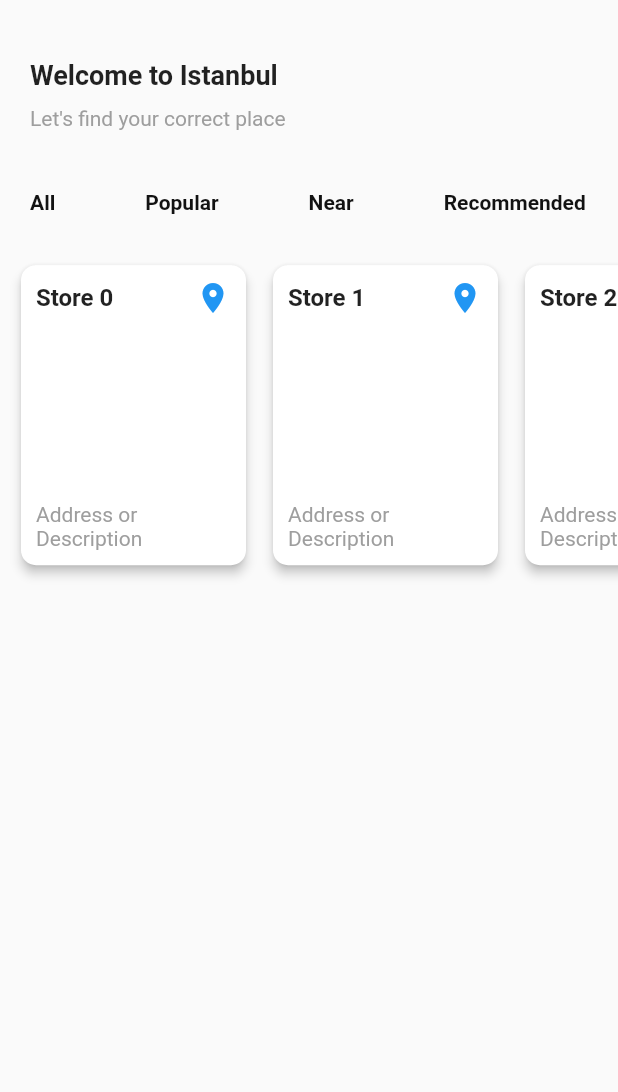
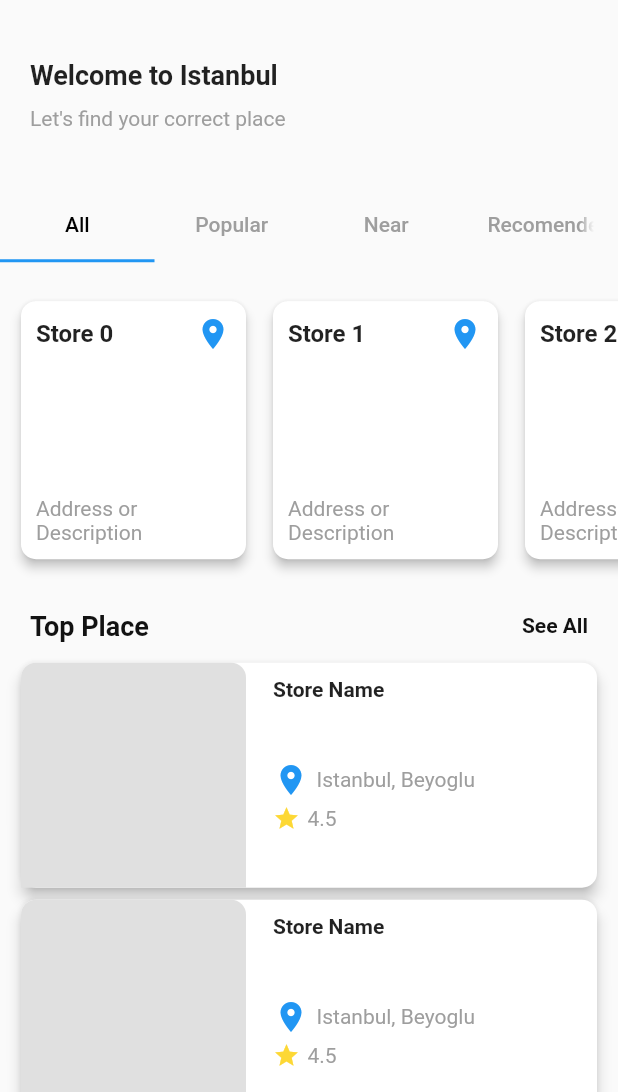
Before and after one commit to erkanrcelik/choosicbox, a Flutter app: the HomeScreen screen opened directly, on a phone screen of 412 x 824 dp, the part 144-1236 px from its top. Run offline on Flutter 3.47's test engine with Material 2 defaults, Android fonts, the phone set to English and light mode, and no system bars; our stand-ins replace animated_notch_bottom_bar, get, introduction_screen; missing offline and left inert: simple_ripple_animation; network calls fail; Roboto replaces fonts that are missing (Poppins).

Commit message:
homeScreen and some updates from bottom_navigation.dart

```diff
--- a/lib/modules/BottomNavigation/bottom_navigation.dart
+++ b/lib/modules/BottomNavigation/bottom_navigation.dart
@@ -32,9 +32,7 @@ class _MyHomePageState extends State<MyHomePage> {
 
   /// widget list
   final List<Widget> bottomBarPages = [
-    const CategoryScreen(),
     HomeScreen(),
-    RestaurantDetailScreen(),
     const CategoryScreen(),
     ProfileScreen(),
   ];
@@ -73,17 +71,6 @@ class _MyHomePageState extends State<MyHomePage> {
             ),
             itemLabel: 'Page 1',
           ),
-          const BottomBarItem(
-            inActiveItem: Icon(
-              Icons.star,
-              color: Colors.blueGrey,
-            ),
-            activeItem: Icon(
-              Icons.star,
-              color: Colors.blueAccent,
-            ),
-            itemLabel: 'Page 2',
-          ),
           BottomBarItem(
             inActiveItem: Icon(
               Icons.search,
@@ -93,18 +80,7 @@ class _MyHomePageState extends State<MyHomePage> {
               Icons.search,
               color: Colors.white,
             ),
-            itemLabel: 'Page 3',
-          ),
-          const BottomBarItem(
-            inActiveItem: Icon(
-              Icons.settings,
-              color: Colors.blueGrey,
-            ),
-            activeItem: Icon(
-              Icons.settings,
-              color: Colors.pink,
-            ),
-            itemLabel: 'Page 4',
+            itemLabel: 'Page 2',
           ),
           const BottomBarItem(
             inActiveItem: Icon(
@@ -115,7 +91,7 @@ class _MyHomePageState extends State<MyHomePage> {
               Icons.person,
               color: Colors.yellow,
             ),
-            itemLabel: 'Page 5',
+            itemLabel: 'Page 3',
           ),
         ],
         onTap: (index) {
--- a/lib/modules/Home/View/home.dart
+++ b/lib/modules/Home/View/home.dart
@@ -20,68 +20,64 @@ class HomeScreen extends StatelessWidget {
             TitleSection(),
             WelcomeSection(),
             SizedBox(height: 20),
-            Row(
+            DefaultTabController(
+              length: 4,
+              child: Column(
+                crossAxisAlignment: CrossAxisAlignment.start,
+                children: [
+                  const TabBar(
+                    tabs: [
+                      Tab(text: "All"),
+                      Tab(text: "Popular"),
+                      Tab(text: "Near"),
+                      Tab(text: "Recomended "),
+                    ],
+                    labelColor: Colors.black, // Aktif sekmenin yazı rengi
+                    unselectedLabelColor: Colors.grey, // Diğer sekmelerin yazı rengi
+                  ),
+                  SizedBox(height: 12),
+                  Container(
+                    height: 200, // İçeriğe uygun yüksekliği ayarlayın
+                    child: TabBarView(
+                      children: [
+                        StoreSection(),
+                        StoreSection(),
+                        StoreSection(),
+                        StoreSection(),
+                      ],
+                    ),
+                  ),
+                ],
+              ),
+            ), //
+            GestureDetector(
+              onTap: () {
+                // Handle "See All" click
+              },
+              child: Row(
                 mainAxisAlignment: MainAxisAlignment.start,
                 children: [
-                InkWell(
-                  onTap: () {
-                    // Handle "All" option click
-                  },
-                  child: Padding(
-                    padding: EdgeInsets.only(left: 20.0,),
+                  Padding(
+                    padding: EdgeInsets.only(left: 20.0, top: 20),
                     child: Text(
-                      "All",
+                      "Top Place",
                       style: TextStyle(
                         color: Color(0xFF121212),
-                        fontSize: 14,
+                        fontSize: 18,
                         fontFamily: 'Poppins',
                         fontWeight: FontWeight.w700,
                       ),
                     ),
                   ),
-                ),
-                InkWell(
+                  Spacer(),
+                  GestureDetector(
                     onTap: () {
-                    // Handle "Popular" option click
+                      // Handle "See All" click
                     },
-                  child: Padding(
-                    padding: EdgeInsets.only(left: 60.0, ),
+                    child: Container(
+                      padding: EdgeInsets.only(right: 20.0, top: 20),
                       child: Text(
-                      "Popular",
-                      style: TextStyle(
-                        color: Color(0xFF121212),
-                        fontSize: 14,
-                        fontFamily: 'Poppins',
-                        fontWeight: FontWeight.w700,
-                      ),
-                    ),
-                  ),
-                ),
-                InkWell(
-                  onTap: () {
-                    // Handle "Near" option click
-                  },
-                  child: Padding(
-                    padding: EdgeInsets.only(left: 60.0, ),
-                    child: Text(
-                      "Near",
-                      style: TextStyle(
-                        color: Color(0xFF121212),
-                        fontSize: 14,
-                        fontFamily: 'Poppins',
-                        fontWeight: FontWeight.w700,
-                      ),
-                    ),
-                  ),
-                ),
-                InkWell(
-                  onTap: () {
-                    // Handle "Recommended" option click
-                  },
-                  child: Padding(
-                    padding: EdgeInsets.only(left: 60.0, ),
-                    child: Text(
-                      "Recommended",
+                        "See All",
                         style: TextStyle(
                           color: Color(0xFF121212),
                           fontSize: 14,
@@ -93,9 +89,8 @@ class HomeScreen extends StatelessWidget {
                   ),
                 ],
               ),
-            SizedBox(height: 20),
-            StoreSection(),
-            // Add other widgets here
+            ),
+            TopPlaceSection(),
           ],
         ),
       ),
@@ -236,3 +231,96 @@ class StoreSection extends StatelessWidget {
     );
   }
 }
+class TopPlaceSection extends StatelessWidget {
+  @override
+  Widget build(BuildContext context) {
+    return SingleChildScrollView(
+      child: Container(
+        padding: const EdgeInsets.all(10),
+        child: ListView.builder(
+          shrinkWrap: true,
+          physics: NeverScrollableScrollPhysics(),
+          itemCount: 5,
+          itemBuilder: (context, index) {
+            return Card(
+              elevation: 4,
+              shape: RoundedRectangleBorder(
+                borderRadius: BorderRadius.circular(10),
+              ),
+              child: Row(
+                crossAxisAlignment: CrossAxisAlignment.start,
+                children: [
+                  GestureDetector(
+                    onTap: () {
+                      // Handle image click action
+                    },
+                    child: Container(
+                      width: 150,
+                      height: 150,
+                      decoration: BoxDecoration(
+                        borderRadius: BorderRadius.only(
+                          topLeft: Radius.circular(10),
+                          topRight: Radius.circular(10),
+                        ),
+                        color: Colors.grey[300], // Placeholder color
+                      ),
+                      // You can add an Image widget here
+                    ),
+                  ),
+                  SizedBox(width: 8),
+                  Container(
+                    padding: EdgeInsets.all(10), // Adjust padding as needed
+                    child: Column(
+                      crossAxisAlignment: CrossAxisAlignment.start,
+                      children: [
+                        Text(
+                          "Store Name",
+                          style: TextStyle(
+                            fontWeight: FontWeight.bold,
+                          ),
+                        ),
+                        SizedBox(height: 40),
+                        Row(
+                          children: [
+                            Icon(
+                              Icons.location_on,
+                              color: Colors.blue[500],
+                            ),
+                            SizedBox(width: 5),
+                            Text(
+                              "Istanbul, Beyoglu",
+                              style: TextStyle(
+                                color: Colors.grey[500],
+                              ),
+                            ),
+                          ],
+                        ),
+                        SizedBox(height: 5),
+                        Row(
+                          children: [
+                            Icon(
+                              Icons.star,
+                              color: Colors.yellow[600],
+                              size: 18,
+                            ),
+                            SizedBox(width: 5),
+                            Text(
+                              "4.5",
+                              style: TextStyle(
+                                color: Colors.grey[500],
+                              ),
+                            ),
+                          ],
+                        ),
+                      ],
+                    ),
+                  ),
+                ],
+              ),
+            );
+          },
+        ),
+      ),
+    );
+  }
+}
```
Lines whose indentation alone changed are shown as unchanged.
